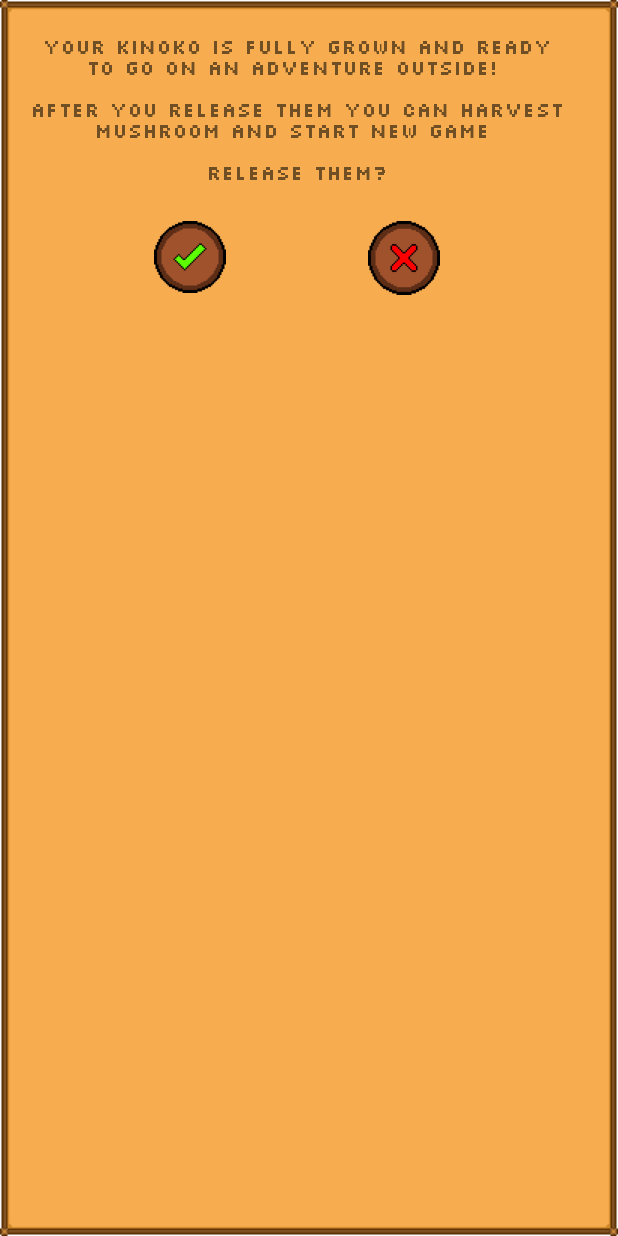
After one commit to mickey0142/Kinokotchi, an Android app: the layout popup_restart.xml on its own in the app's theme, with its tools: preview values and no code run, on a phone screen of 412 x 824 dp. The commit adds this screen. Run offline under Robolectric (Android 15) with nearby library versions, the phone set to English and light mode, and no system bars.

Commit message:
add restart button (with temporary restart animation)

```diff
--- a/app/src/main/java/com/kinokotchi/api/PiStatus.kt
+++ b/app/src/main/java/com/kinokotchi/api/PiStatus.kt
@@ -6,6 +6,6 @@ data class PiStatus(
     val moisture: Double,
     val isFoodLow: Boolean,
     val temperature: Double,
-    val growth: Int,
+    val readyToHarvest: Boolean,
     val encodedImage: String
 )
--- a/app/src/main/java/com/kinokotchi/loading/LoadingFragment.kt
+++ b/app/src/main/java/com/kinokotchi/loading/LoadingFragment.kt
@@ -118,7 +118,9 @@ class LoadingFragment : Fragment() {
                                     .putFloat("moisture", response.body()?.moisture!!.toFloat())
                                     .putBoolean("isFoodLow", response.body()?.isFoodLow!!)
                                     .putFloat("temperature", response.body()?.temperature!!.toFloat())
-                                    .putInt("growth", response.body()?.growth!!)
+                                    .putBoolean("readyToHarvest", response.body()?.readyToHarvest!!)
+                                    .putString("encodedImage", response.body()?.encodedImage!!)
+                                    .putBoolean("readyToHarvest", response.body()?.readyToHarvest!!)
                                     .commit()
                                 Log.i("loading", "go to game fragment - connected")
                                 viewModel.setIsComplete("game")
--- a/app/src/main/java/com/kinokotchi/setup/SetupFragment.kt
+++ b/app/src/main/java/com/kinokotchi/setup/SetupFragment.kt
@@ -76,7 +76,8 @@ class SetupFragment : Fragment() {
                                     .putFloat("moisture", response.body()?.moisture!!.toFloat())
                                     .putBoolean("isFoodLow", response.body()?.isFoodLow!!)
                                     .putFloat("temperature", response.body()?.temperature!!.toFloat())
-                                    .putInt("growth", response.body()?.growth!!)
+                                    .putBoolean("readyToHarvest", response.body()?.readyToHarvest!!)
+                                    .putString("encodedImage", response.body()?.encodedImage!!)
                                     .commit()
                                 Log.i("setup", "go to game fragment - connected")
                                 viewModel.setIsComplete("createchar")
--- /dev/null
+++ b/app/src/main/res/layout/popup_restart.xml
@@ -0,0 +1,46 @@
+<?xml version="1.0" encoding="utf-8"?>
+<androidx.constraintlayout.widget.ConstraintLayout xmlns:android="http://schemas.android.com/apk/res/android"
+    xmlns:app="http://schemas.android.com/apk/res-auto"
+    xmlns:tools="http://schemas.android.com/tools"
+    android:id="@+id/linearLayout"
+    android:layout_width="match_parent"
+    android:layout_height="match_parent"
+    android:background="@drawable/popup_box_9"
+    android:paddingEnd="24dp"
+    android:paddingBottom="16dp">
+
+    <TextView
+        android:id="@+id/restart_text"
+        android:layout_width="wrap_content"
+        android:layout_height="wrap_content"
+        android:layout_marginStart="8dp"
+        android:layout_marginTop="8dp"
+        android:layout_marginEnd="8dp"
+        android:padding="8dp"
+        android:text="@string/restart_text"
+        android:textAlignment="center"
+        app:layout_constraintEnd_toEndOf="parent"
+        app:layout_constraintStart_toStartOf="parent"
+        app:layout_constraintTop_toTopOf="parent" />
+
+    <Button
+        android:id="@+id/restart_yes"
+        android:layout_width="48dp"
+        android:layout_height="48dp"
+        android:layout_marginTop="16dp"
+        android:background="@drawable/yes_button_background_selector"
+        app:layout_constraintEnd_toStartOf="@+id/restart_no"
+        app:layout_constraintHorizontal_bias="0.5"
+        app:layout_constraintStart_toStartOf="parent"
+        app:layout_constraintTop_toBottomOf="@+id/restart_text" />
+
+    <Button
+        android:id="@+id/restart_no"
+        android:layout_width="48dp"
+        android:layout_height="49dp"
+        android:background="@drawable/no_button_background_selector"
+        app:layout_constraintEnd_toEndOf="parent"
+        app:layout_constraintHorizontal_bias="0.5"
+        app:layout_constraintStart_toEndOf="@+id/restart_yes"
+        app:layout_constraintTop_toTopOf="@+id/restart_yes" />
+</androidx.constraintlayout.widget.ConstraintLayout>
--- a/app/src/main/res/navigation/navigation.xml
+++ b/app/src/main/res/navigation/navigation.xml
@@ -28,7 +28,9 @@
         android:label="GameFragment">
         <action
             android:id="@+id/action_gameFragment_to_createcharFragment"
-            app:destination="@id/createcharFragment" />
+            app:destination="@id/createcharFragment"
+            app:popUpTo="@+id/gameFragment"
+            app:popUpToInclusive="true" />
     </fragment>
     <fragment
         android:id="@+id/loadingFragment"
--- a/app/src/main/res/values/strings.xml
+++ b/app/src/main/res/values/strings.xml
@@ -18,5 +18,8 @@
     <string name="melon">Melon</string>
     <string name="burger">Burger</string>
     <string name="rice">Rice</string>
+    <string name="restart_text">Your Kinoko is fully grown and ready to go on an adventure outside!
+        \n\nAfter you release them you can harvest mushroom and start new game
+        \n\nRelease them?</string>
 
 </resources>
```
Also changed, not shown: app/src/main/java/com/kinokotchi/createchar/CreatecharFragment.kt (+6 -5 lines), app/src/main/java/com/kinokotchi/game/GameFragment.kt (+53 -1 lines), app/src/main/java/com/kinokotchi/game/GameViewModel.kt (+84 -9 lines), app/src/main/res/layout/fragment_game.xml (+33 -1 lines), app/src/main/res/drawable/restart_anim.gif (added), app/src/main/res/drawable/traveling_bag_morning.png (added), app/src/main/res/drawable/traveling_bag_night.png (added).
